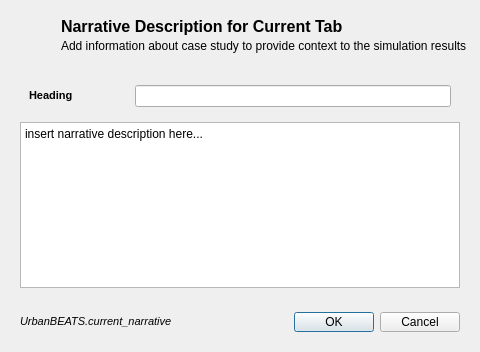
Old version of the form narrativegui.ui in the repository petermbach/urbanbeats-legacy.
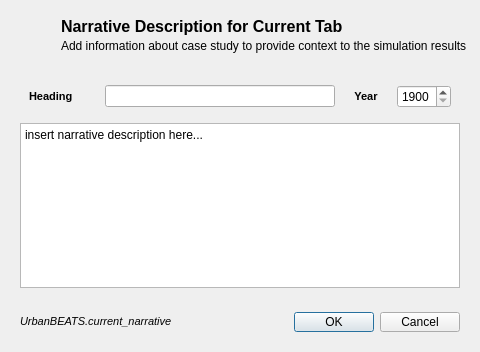
New version of the form. Icons and pictures are not drawn.

Commit message: Narratives now include a year spin box, which can be used to specify the current year, also enables and disables itself depending on simulation time and time-interval. Updated file naming structure for output maps and MUSIC file to include the years. These are also transferred across as 'previous names' during run time.

```diff
--- a/narrativegui.ui
+++ b/narrativegui.ui
@@ -99,10 +99,16 @@
           <widget class="QLabel" name="heading_lbl">
            <property name="minimumSize">
             <size>
-             <width>100</width>
+             <width>70</width>
              <height>0</height>
             </size>
            </property>
+           <property name="maximumSize">
+            <size>
+             <width>70</width>
+             <height>16777215</height>
+            </size>
+           </property>
            <property name="whatsThis">
             <string>Width of the square cell in the city grid in metres</string>
            </property>
@@ -118,6 +124,48 @@
          <item>
           <widget class="QLineEdit" name="heading_box"/>
          </item>
+         <item>
+          <widget class="QLabel" name="year_lbl">
+           <property name="minimumSize">
+            <size>
+             <width>50</width>
+             <height>0</height>
+            </size>
+           </property>
+           <property name="maximumSize">
+            <size>
+             <width>50</width>
+             <height>16777215</height>
+            </size>
+           </property>
+           <property name="whatsThis">
+            <string>Width of the square cell in the city grid in metres</string>
+           </property>
+           <property name="text">
+            <string>&lt;!DOCTYPE HTML PUBLIC &quot;-//W3C//DTD HTML 4.0//EN&quot; &quot;http://www.w3.org/TR/REC-html40/strict.dtd&quot;&gt;
+&lt;html&gt;&lt;head&gt;&lt;meta name=&quot;qrichtext&quot; content=&quot;1&quot; /&gt;&lt;style type=&quot;text/css&quot;&gt;
+p, li { white-space: pre-wrap; }
+&lt;/style&gt;&lt;/head&gt;&lt;body style=&quot; font-family:'MS Shell Dlg 2'; font-size:8.25pt; font-weight:400; font-style:normal;&quot;&gt;
+&lt;p align=&quot;center&quot; style=&quot; margin-top:0px; margin-bottom:0px; margin-left:0px; margin-right:0px; -qt-block-indent:0; text-indent:0px;&quot;&gt;&lt;span style=&quot; font-size:8pt; font-weight:600;&quot;&gt;Year&lt;/span&gt;&lt;/p&gt;&lt;/body&gt;&lt;/html&gt;</string>
+           </property>
+          </widget>
+         </item>
+         <item>
+          <widget class="QSpinBox" name="year_spin">
+           <property name="minimumSize">
+            <size>
+             <width>50</width>
+             <height>0</height>
+            </size>
+           </property>
+           <property name="minimum">
+            <number>1900</number>
+           </property>
+           <property name="maximum">
+            <number>3000</number>
+           </property>
+          </widget>
+         </item>
         </layout>
        </widget>
       </item>
```
The commit also changes 4 other files.
